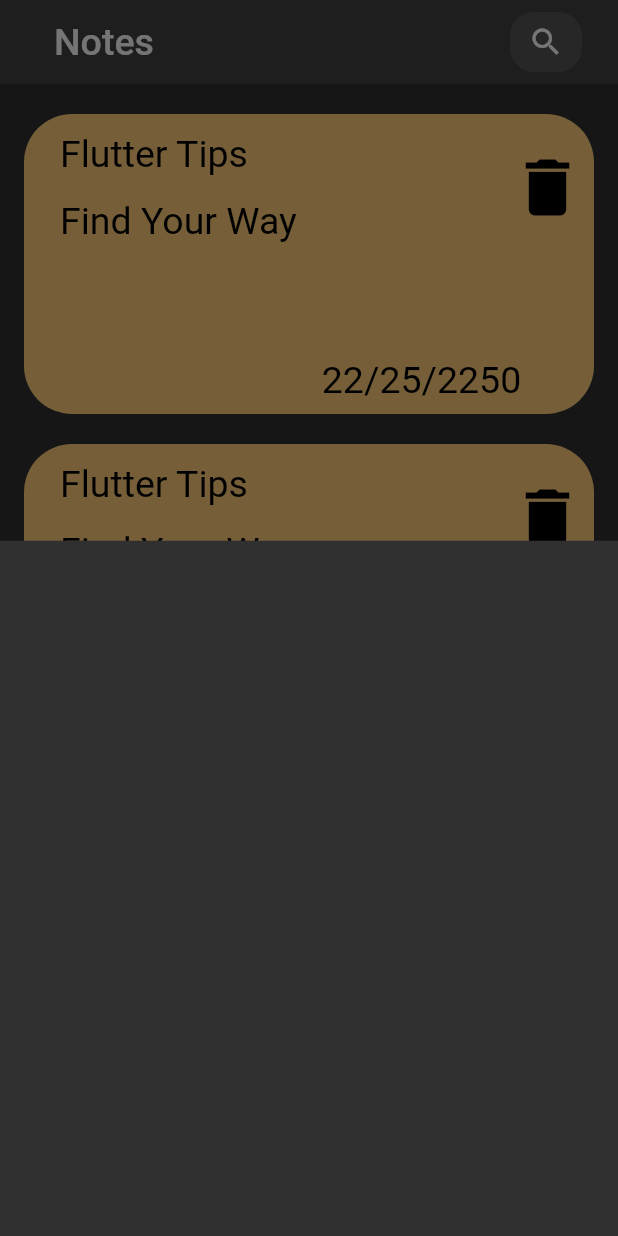
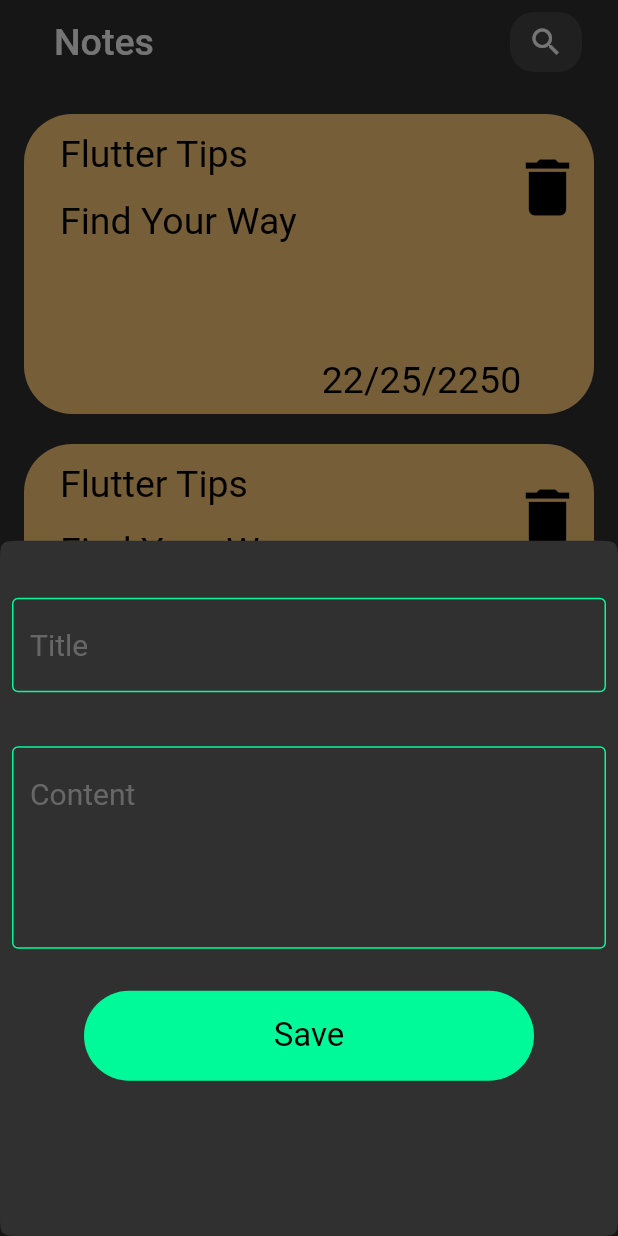
Before and after one commit to XMMX4K/notesalone, a Flutter app: the screen it shows after launch, after a tap on the "add" icon, on a phone screen of 412 x 824 dp. Run offline on Flutter 3.47's test engine with Material 2 defaults, Android fonts, the phone set to English and light mode, and no system bars.

Commit message:
edit color

```diff
--- a/lib/helper/Colors.dart
+++ b/lib/helper/Colors.dart
@@ -1,3 +1,4 @@
 import 'package:flutter/material.dart';
 
 Color MColor = Color(0xffFFCD7A);
+Color maColor = Color(0xff00FA9A);
--- a/lib/views/FirstView.dart
+++ b/lib/views/FirstView.dart
@@ -1,4 +1,6 @@
 import 'package:flutter/material.dart';
+import 'package:notes/helper/Colors.dart';
+import 'package:notes/widgets/ModelSheet.dart';
 import 'package:notes/widgets/NoteItems.dart';
 
 class MainView extends StatelessWidget {
@@ -8,12 +10,14 @@ class MainView extends StatelessWidget {
   Widget build(BuildContext context) {
     return Scaffold(
       floatingActionButton: FloatingActionButton(
-        backgroundColor: Colors.green,
+        backgroundColor: maColor,
         onPressed: () {
           showModalBottomSheet(
+              shape: ContinuousRectangleBorder(
+                  borderRadius: BorderRadius.all(Radius.circular(16))),
               context: context,
               builder: (BuildContext) {
-                return Container();
+                return ModelSheet();
               });
         },
         child: Icon(
@@ -22,6 +26,7 @@ class MainView extends StatelessWidget {
         ),
       ),
       appBar: AppBar(
+        backgroundColor: Color(0xff303030),
         elevation: 0,
         title: Padding(
           padding: const EdgeInsets.only(left: 20),
--- /dev/null
+++ b/lib/widgets/CusttomContainer.dart
@@ -0,0 +1,27 @@
+import 'package:flutter/material.dart';
+import 'package:notes/helper/Colors.dart';
+
+class CusttomContainer extends StatelessWidget {
+  const CusttomContainer({required this.ontap});
+
+  final void Function()? ontap;
+  @override
+  Widget build(BuildContext context) {
+    return GestureDetector(
+      onTap: ontap,
+      child: Container(
+        child: Center(
+          child: Text(
+            'Save',
+            style: TextStyle(fontSize: 22, color: Colors.black),
+          ),
+        ),
+        width: 300,
+        height: 60,
+        decoration: BoxDecoration(
+            color: maColor,
+            borderRadius: BorderRadius.all(Radius.circular(32))),
+      ),
+    );
+  }
+}
--- a/lib/widgets/CusttomTextFeild.dart
+++ b/lib/widgets/CusttomTextFeild.dart
@@ -1,25 +1,24 @@
 import 'package:flutter/material.dart';
+import 'package:notes/helper/Colors.dart';
 
 class CusttomTextFeild extends StatelessWidget {
-  const CusttomTextFeild({
-    super.key,
-  });
+  const CusttomTextFeild({required this.CustText, this.maxlines = 1});
+  final String CustText;
+  final int maxlines;
 
   @override
   Widget build(BuildContext context) {
     return Padding(
       padding: const EdgeInsets.all(8.0),
       child: TextField(
+        maxLines: maxlines,
         decoration: InputDecoration(
-            hintText: 'Title',
+            hintText: '$CustText',
             hintStyle:
                 TextStyle(fontSize: 20, color: Colors.grey.withOpacity(0.5)),
-            enabledBorder: OutlineInputBorder(
-                borderSide:
-                    BorderSide(color: Colors.lightGreen.withOpacity(0.5))),
-            border: OutlineInputBorder(
-                borderSide:
-                    BorderSide(color: Colors.lightGreen.withOpacity(0.5)))),
+            enabledBorder:
+                OutlineInputBorder(borderSide: BorderSide(color: maColor)),
+            border: OutlineInputBorder(borderSide: BorderSide(color: maColor))),
       ),
     );
   }
--- a/lib/widgets/ModelSheet.dart
+++ b/lib/widgets/ModelSheet.dart
@@ -1,4 +1,5 @@
 import 'package:flutter/material.dart';
+import 'package:notes/widgets/CusttomContainer.dart';
 import 'package:notes/widgets/CusttomTextFeild.dart';
 
 class ModelSheet extends StatelessWidget {
@@ -14,7 +15,22 @@ class ModelSheet extends StatelessWidget {
           SizedBox(
             height: 30,
           ),
-          CusttomTextFeild()
+          CusttomTextFeild(
+            CustText: 'Title',
+          ),
+          SizedBox(
+            height: 20,
+          ),
+          CusttomTextFeild(
+            CustText: 'Content',
+            maxlines: 5,
+          ),
+          SizedBox(
+            height: 20,
+          ),
+          CusttomContainer(
+            ontap: () {},
+          )
         ],
       ),
     );
```
